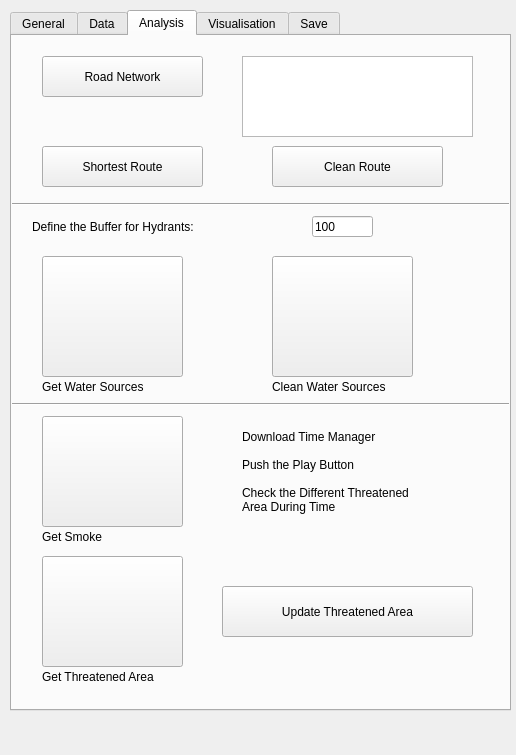
First picture: the form in SpatialDecision/fire_interface_updated.ui, repository VagosAplas/GEO1005-Fire, before the edit.
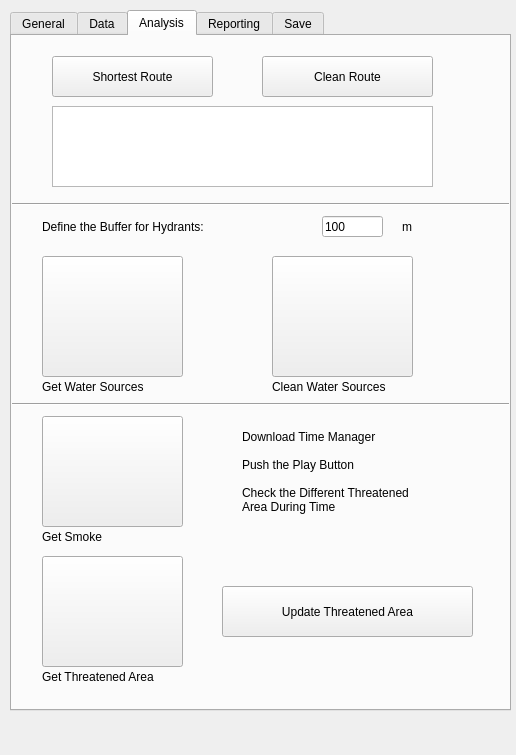
Second picture: the form after the edit. The open tabs and pages were chosen to show the change. Icons and pictures are not drawn.

The edit to the form file:
```diff
--- a/SpatialDecision/fire_interface_updated.ui
+++ b/SpatialDecision/fire_interface_updated.ui
@@ -464,8 +464,8 @@
      <widget class="QPushButton" name="shortestroutebutton">
       <property name="geometry">
        <rect>
-        <x>30</x>
-        <y>110</y>
+        <x>40</x>
+        <y>20</y>
         <width>161</width>
         <height>41</height>
        </rect>
@@ -489,8 +489,8 @@
      <widget class="QPushButton" name="cheanroutebutton">
       <property name="geometry">
        <rect>
-        <x>260</x>
-        <y>110</y>
+        <x>250</x>
+        <y>20</y>
         <width>171</width>
         <height>41</height>
        </rect>
@@ -581,31 +581,6 @@
        </size>
       </property>
      </widget>
-     <widget class="QPushButton" name="networkbutton">
-      <property name="geometry">
-       <rect>
-        <x>30</x>
-        <y>20</y>
-        <width>161</width>
-        <height>41</height>
-       </rect>
-      </property>
-      <property name="minimumSize">
-       <size>
-        <width>161</width>
-        <height>41</height>
-       </size>
-      </property>
-      <property name="cursor">
-       <cursorShape>PointingHandCursor</cursorShape>
-      </property>
-      <property name="mouseTracking">
-       <bool>true</bool>
-      </property>
-      <property name="text">
-       <string>Road Network</string>
-      </property>
-     </widget>
      <widget class="QPushButton" name="buildingupdate">
       <property name="geometry">
        <rect>
@@ -819,7 +794,7 @@
      <widget class="QLineEdit" name="bufferCutoffEdit">
       <property name="geometry">
        <rect>
-        <x>300</x>
+        <x>310</x>
         <y>180</y>
         <width>61</width>
         <height>21</height>
@@ -844,7 +819,7 @@
      <widget class="QLabel" name="getwatersourcelabel_2">
       <property name="geometry">
        <rect>
-        <x>20</x>
+        <x>30</x>
         <y>180</y>
         <width>271</width>
         <height>21</height>
@@ -869,9 +844,9 @@
      <widget class="QListWidget" name="reportList1">
       <property name="geometry">
        <rect>
-        <x>230</x>
-        <y>20</y>
-        <width>231</width>
+        <x>40</x>
+        <y>70</y>
+        <width>381</width>
         <height>81</height>
        </rect>
       </property>
@@ -906,10 +881,23 @@
 Area During Time</string>
       </property>
      </widget>
+     <widget class="QLabel" name="label_14">
+      <property name="geometry">
+       <rect>
+        <x>390</x>
+        <y>180</y>
+        <width>41</width>
+        <height>21</height>
+       </rect>
+      </property>
+      <property name="text">
+       <string>m</string>
+      </property>
+     </widget>
     </widget>
     <widget class="QWidget" name="visualizationtab">
      <attribute name="title">
-      <string>Visualisation</string>
+      <string>Reporting</string>
      </attribute>
      <widget class="Line" name="line">
       <property name="geometry">
```
Left out of the diff: 4 changed lines with no effect on the pictures.
